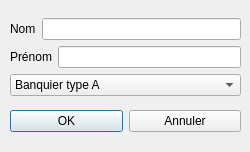
First picture: the form in ajouterpersonnel.ui, repository DoykFilt/qt-, before the edit.
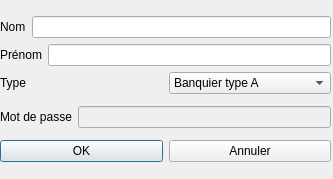
Second picture: the form after the edit.

What changed in the file:
```diff
--- a/ajouterpersonnel.ui
+++ b/ajouterpersonnel.ui
@@ -6,8 +6,8 @@
    <rect>
     <x>0</x>
     <y>0</y>
-    <width>250</width>
-    <height>152</height>
+    <width>333</width>
+    <height>179</height>
    </rect>
   </property>
   <property name="windowTitle">
@@ -16,10 +16,10 @@
   <widget class="QWidget" name="verticalLayoutWidget_2">
    <property name="geometry">
     <rect>
-     <x>10</x>
+     <x>0</x>
      <y>10</y>
-     <width>231</width>
-     <height>131</height>
+     <width>331</width>
+     <height>161</height>
     </rect>
    </property>
    <layout class="QVBoxLayout" name="verticalLayout_2">
@@ -55,8 +55,21 @@
       </item>
       <item>
        <layout class="QHBoxLayout" name="horizontalLayout_3">
+        <item>
+         <widget class="QLabel" name="label_3">
+          <property name="text">
+           <string>Type</string>
+          </property>
+         </widget>
+        </item>
         <item>
          <widget class="QComboBox" name="comboBoxType">
+          <property name="editable">
+           <bool>false</bool>
+          </property>
+          <property name="currentText">
+           <string>Banquier type A</string>
+          </property>
           <item>
            <property name="text">
             <string>Banquier type A</string>
@@ -98,6 +111,24 @@
       </item>
      </layout>
     </item>
+    <item>
+     <layout class="QHBoxLayout" name="horizontalLayout_5">
+      <item>
+       <widget class="QLabel" name="label_4">
+        <property name="text">
+         <string>Mot de passe</string>
+        </property>
+       </widget>
+      </item>
+      <item>
+       <widget class="QLineEdit" name="linePassword">
+        <property name="enabled">
+         <bool>false</bool>
+        </property>
+       </widget>
+      </item>
+     </layout>
+    </item>
     <item>
      <layout class="QHBoxLayout" name="horizontalLayout_4">
       <item>
```
